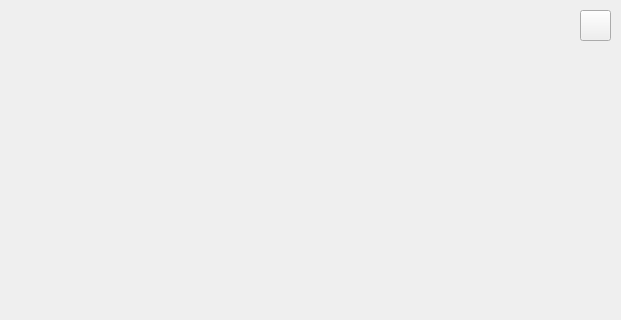
The window that mysentences.ui (theArcticOcean/enVocabulary) describes before a commit, drawn with Qt 5; both pictures show x 0 to 621 and y 0 to 320 of the 621 by 592 pixel window.
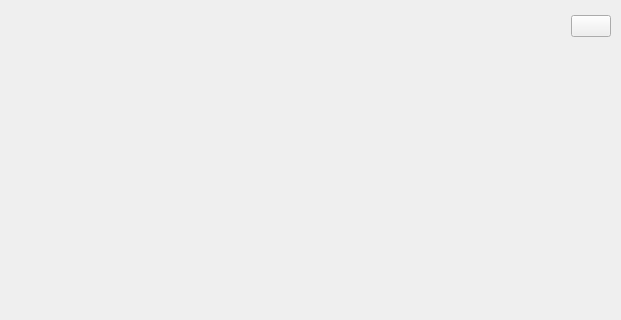
The same window after the commit.

What changed in the file:
```diff
--- a/mysentences.ui
+++ b/mysentences.ui
@@ -13,18 +13,37 @@
   <property name="windowTitle">
    <string>Form</string>
   </property>
-  <widget class="QPushButton" name="backButton">
+  <widget class="QWidget" name="">
    <property name="geometry">
     <rect>
-     <x>580</x>
+     <x>20</x>
      <y>10</y>
-     <width>31</width>
-     <height>31</height>
+     <width>591</width>
+     <height>32</height>
     </rect>
    </property>
-   <property name="text">
-    <string/>
-   </property>
+   <layout class="QHBoxLayout" name="horizontalLayout" stretch="20,1">
+    <item>
+     <spacer name="horizontalSpacer">
+      <property name="orientation">
+       <enum>Qt::Horizontal</enum>
+      </property>
+      <property name="sizeHint" stdset="0">
+       <size>
+        <width>378</width>
+        <height>20</height>
+       </size>
+      </property>
+     </spacer>
+    </item>
+    <item>
+     <widget class="QPushButton" name="backButton">
+      <property name="text">
+       <string/>
+      </property>
+     </widget>
+    </item>
+   </layout>
   </widget>
  </widget>
  <resources/>
```
